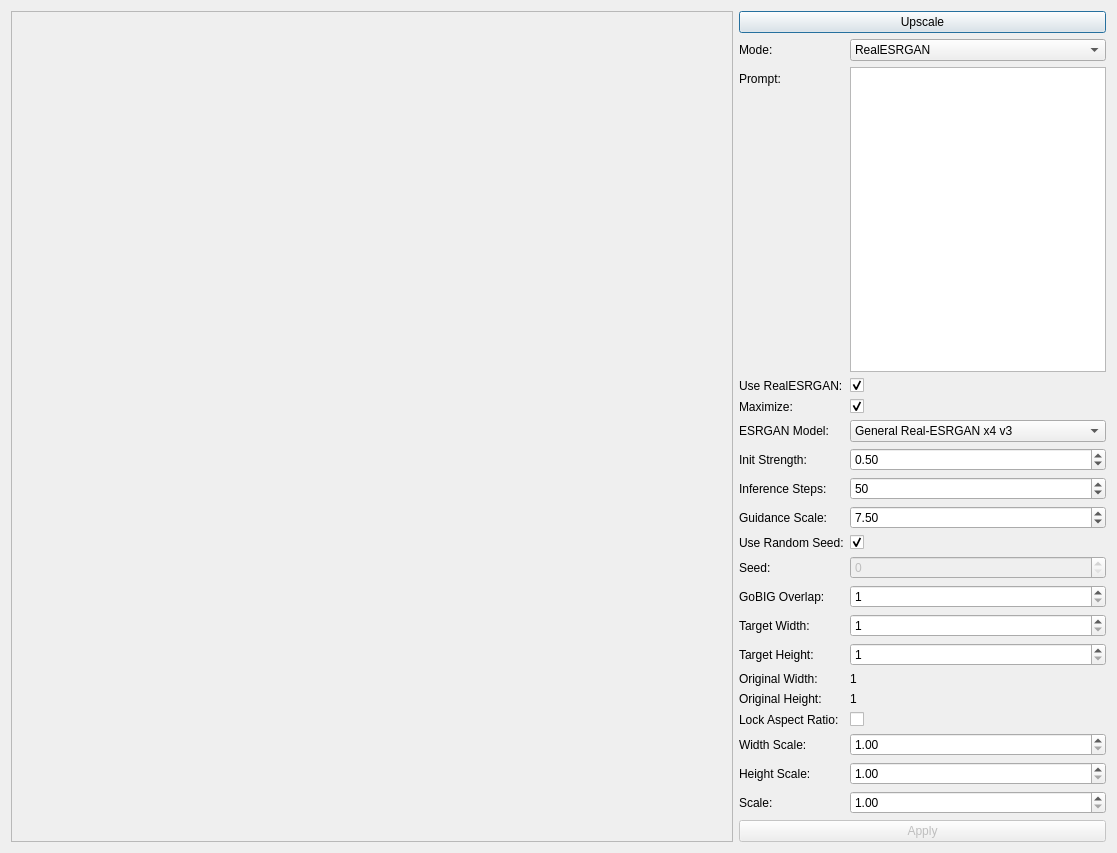
First picture: the form in image_ai_utils/common/ui/upscale_dialog.ui, repository qweryty/image-ai-utils-krita, before the edit.
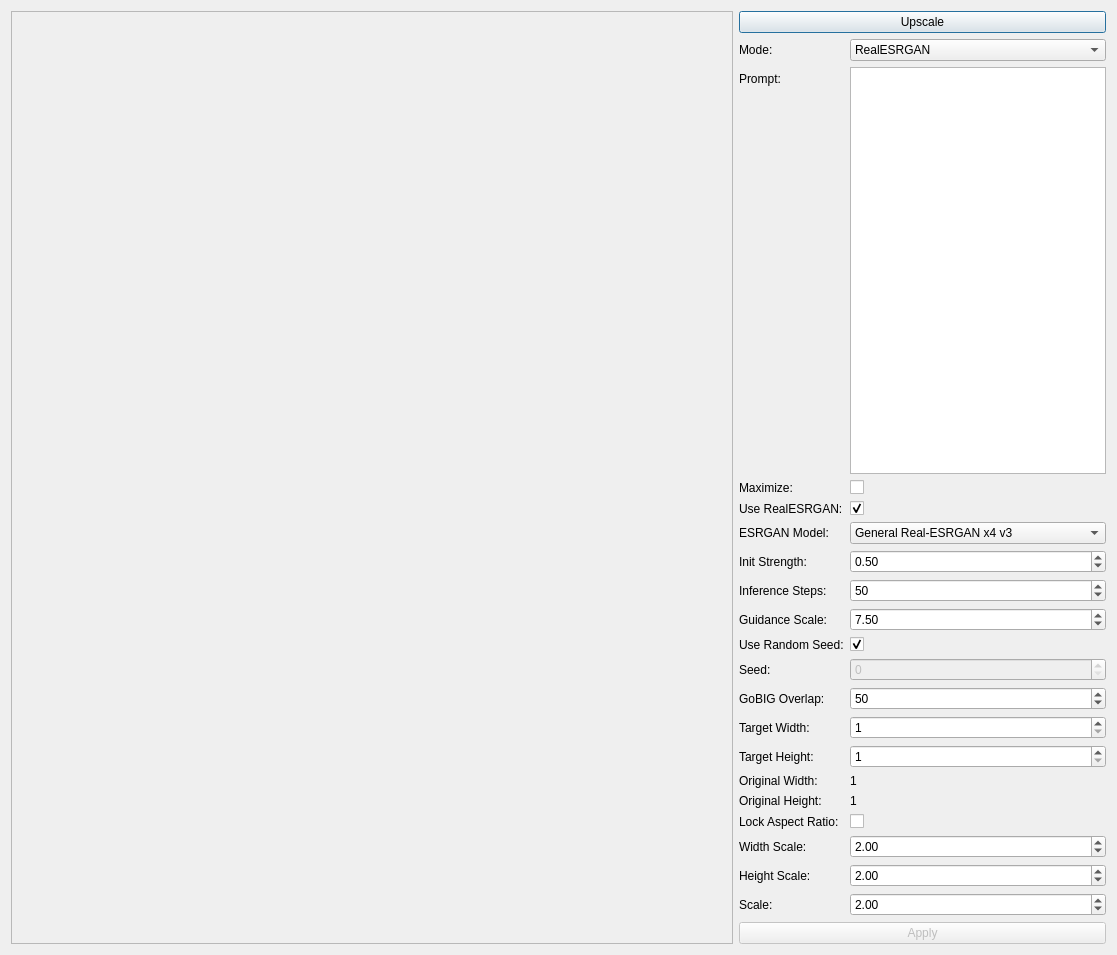
Second picture: the form after the edit.

What changed in the file:
```diff
--- a/image_ai_utils/common/ui/upscale_dialog.ui
+++ b/image_ai_utils/common/ui/upscale_dialog.ui
@@ -7,7 +7,7 @@
     <x>0</x>
     <y>0</y>
     <width>1117</width>
-    <height>853</height>
+    <height>955</height>
    </rect>
   </property>
   <property name="windowTitle">
@@ -27,7 +27,7 @@
           <x>0</x>
           <y>0</y>
           <width>702</width>
-          <height>829</height>
+          <height>931</height>
          </rect>
         </property>
         <layout class="QGridLayout" name="gridLayout_2">
@@ -85,35 +85,35 @@
           <widget class="QPlainTextEdit" name="prompt_plain_text_edit"/>
          </item>
          <item row="2" column="0">
-          <widget class="QLabel" name="use_realesrgan_label">
-           <property name="text">
-            <string>Use RealESRGAN:</string>
-           </property>
-          </widget>
-         </item>
-         <item row="2" column="1">
-          <widget class="QCheckBox" name="use_realesrgan_check_box">
-           <property name="text">
-            <string/>
-           </property>
-           <property name="checked">
-            <bool>true</bool>
-           </property>
-          </widget>
-         </item>
-         <item row="3" column="0">
           <widget class="QLabel" name="label_6">
            <property name="text">
             <string>Maximize:</string>
            </property>
           </widget>
          </item>
-         <item row="3" column="1">
+         <item row="2" column="1">
           <widget class="QCheckBox" name="maximize_check_box">
            <property name="text">
             <string/>
            </property>
            <property name="checked">
+            <bool>false</bool>
+           </property>
+          </widget>
+         </item>
+         <item row="3" column="0">
+          <widget class="QLabel" name="use_realesrgan_label">
+           <property name="text">
+            <string>Use RealESRGAN:</string>
+           </property>
+          </widget>
+         </item>
+         <item row="3" column="1">
+          <widget class="QCheckBox" name="use_realesrgan_check_box">
+           <property name="text">
+            <string/>
+           </property>
+           <property name="checked">
             <bool>true</bool>
            </property>
           </widget>
@@ -227,6 +227,13 @@
            </property>
           </widget>
          </item>
+         <item row="8" column="0">
+          <widget class="QLabel" name="use_random_seed_label">
+           <property name="text">
+            <string>Use Random Seed:</string>
+           </property>
+          </widget>
+         </item>
          <item row="8" column="1">
           <widget class="QCheckBox" name="use_random_seed_check_box">
            <property name="text">
@@ -237,6 +244,20 @@
            </property>
           </widget>
          </item>
+         <item row="9" column="0">
+          <widget class="QLabel" name="seed_label">
+           <property name="text">
+            <string>Seed:</string>
+           </property>
+          </widget>
+         </item>
+         <item row="9" column="1">
+          <widget class="QSpinBox" name="seed_spin_box">
+           <property name="enabled">
+            <bool>false</bool>
+           </property>
+          </widget>
+         </item>
          <item row="10" column="0">
           <widget class="QLabel" name="gobig_overlap_label">
            <property name="text">
@@ -252,6 +273,9 @@
            <property name="maximum">
             <number>512</number>
            </property>
+           <property name="value">
+            <number>50</number>
+           </property>
           </widget>
          </item>
          <item row="11" column="0">
@@ -348,6 +372,9 @@
            <property name="singleStep">
             <double>0.200000000000000</double>
            </property>
+           <property name="value">
+            <double>2.000000000000000</double>
+           </property>
           </widget>
          </item>
          <item row="17" column="0">
@@ -365,6 +392,9 @@
            <property name="singleStep">
             <double>0.200000000000000</double>
            </property>
+           <property name="value">
+            <double>2.000000000000000</double>
+           </property>
           </widget>
          </item>
          <item row="18" column="0">
@@ -382,26 +412,8 @@
            <property name="singleStep">
             <double>0.200000000000000</double>
            </property>
-          </widget>
-         </item>
-         <item row="8" column="0">
-          <widget class="QLabel" name="use_random_seed_label">
-           <property name="text">
-            <string>Use Random Seed:</string>
-           </property>
-          </widget>
-         </item>
-         <item row="9" column="0">
-          <widget class="QLabel" name="seed_label">
-           <property name="text">
-            <string>Seed:</string>
-           </property>
-          </widget>
-         </item>
-         <item row="9" column="1">
-          <widget class="QSpinBox" name="seed_spin_box">
-           <property name="enabled">
-            <bool>false</bool>
+           <property name="value">
+            <double>2.000000000000000</double>
            </property>
           </widget>
          </item>
```
Left out of the diff: 32 changed lines with no effect on the pictures.
